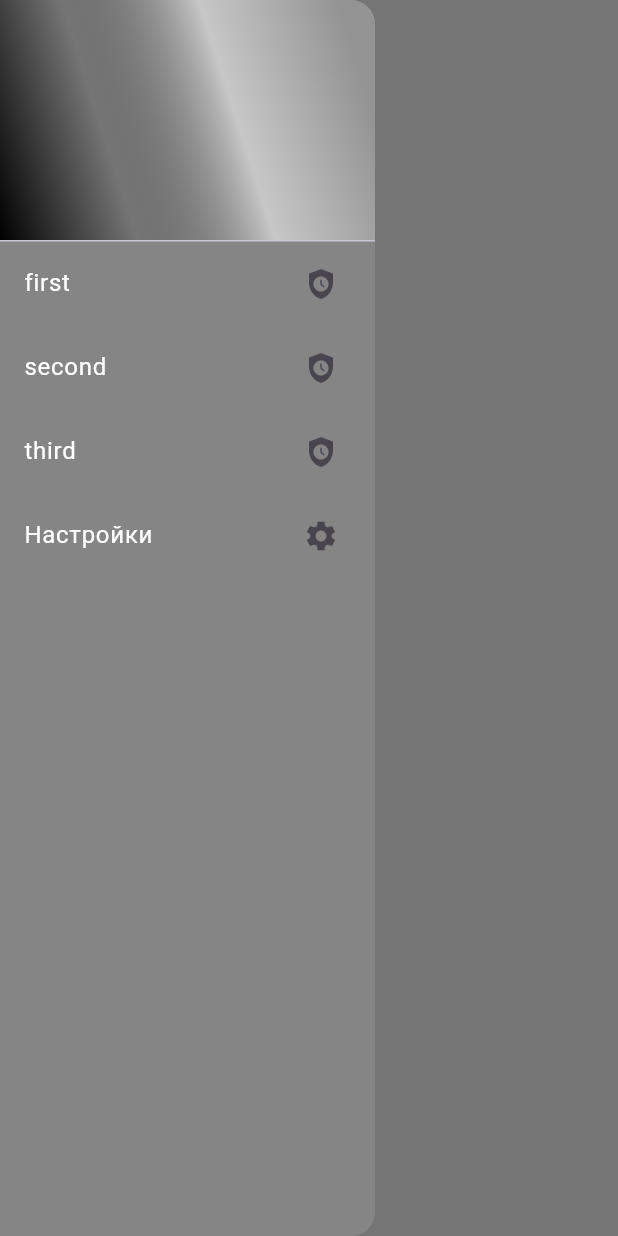
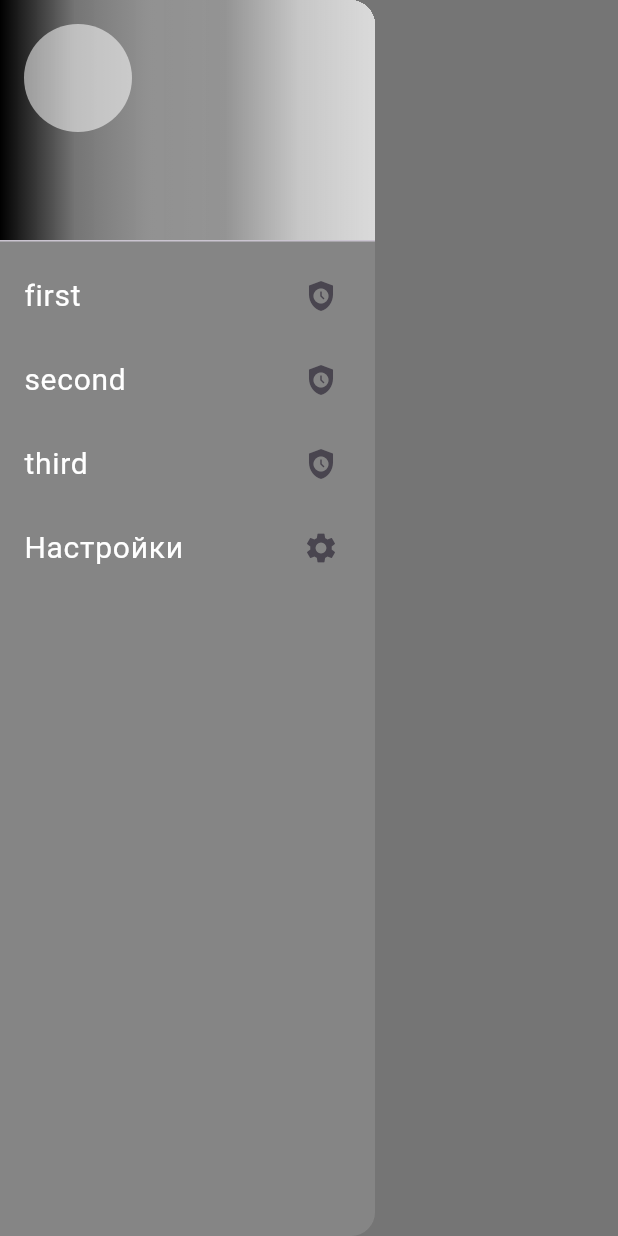
Before and after one commit to bekoe1/ZaniZaniChat, a Flutter app: the DialogsPage screen opened by its route, with the side drawer open, on a phone screen of 412 x 824 dp. Run offline on Flutter 3.47's test engine with Material 3 defaults, Android fonts, the phone set to English and light mode, and no system bars; our stand-ins replace bloc, dio, flutter_bloc, flutter_slidable, freezed_annotation, pretty_dio_logger and 1 more; accounts and stored records are empty; network calls fail.

```diff
--- a/lib/presentation/pages/dialogs_page/dialogs.page.dart
+++ b/lib/presentation/pages/dialogs_page/dialogs.page.dart
@@ -19,33 +19,19 @@ class DialogsPage extends StatefulWidget {
 }
 
 class _DialogsPageState extends State<DialogsPage> {
-  bool isDrawerPressed = false;
+  final GlobalKey<ScaffoldState> _scaffoldKey = GlobalKey();
+
+  bool _isDrawerOpen = false;
 
   @override
   Widget build(BuildContext context) {
-    void drawerClicked() {
-      setState(() {
-        isDrawerPressed = !isDrawerPressed;
-      });
-    }
-
     return BlocProvider(
       create: (_) => DialogsBloc()..add(FetchDialogsEvent(0)),
       child: BlocBuilder<DialogsBloc, DialogsState>(builder: (context, state) {
         return Scaffold(
+          key: _scaffoldKey,
           backgroundColor: Colors.white12,
           appBar: AppBar(
-            // leading: isDrawerPressed == true
-            //     ? Icon(Icons.menu)
-            //     : IconButton(
-            //         icon: const Icon(
-            //           Icons.menu,
-            //           color: Colors.white,
-            //         ),
-            //         onPressed: () {
-            //           Scaffold.of(context).openDrawer();
-            //           drawerClicked();
-            //         }),
             actions: [
               IconButton(
                 onPressed: () {
@@ -61,10 +47,29 @@ class _DialogsPageState extends State<DialogsPage> {
               ),
               const SizedBox(width: 20),
             ],
+            leading: IconButton(
+              icon: Icon(
+                Icons.menu,
+                color:
+                    _isDrawerOpen == true ? Colors.transparent : Colors.white,
+              ),
+              onPressed: () {
+                _scaffoldKey.currentState?.openDrawer();
+              },
+            ),
             backgroundColor: Colors.transparent,
             iconTheme: const IconThemeData(color: Colors.white),
           ),
-          drawer: DrawerWidget(name: state.dialogs?.dialogs[0].sender ?? ""),
+          drawer: DrawerWidget(
+              name: state.dialogs?.dialogs[0].sender ?? "",
+              callback: (isOpen) {
+                print("isOpen ${isOpen}");
+                WidgetsBinding.instance.addPostFrameCallback((_) {
+                  setState(() {
+                    _isDrawerOpen = isOpen;
+                  });
+                });
+              }),
           body: ListView.builder(
               itemCount: state.dialogs?.dialogs.length ?? 0,
               itemBuilder: (context, index) {
--- a/lib/presentation/pages/dialogs_page/widgets/drawer.dart
+++ b/lib/presentation/pages/dialogs_page/widgets/drawer.dart
@@ -2,13 +2,33 @@ import 'package:flutter/material.dart';
 
 import '../../settings_page/settings_page.dart';
 
-class DrawerWidget extends StatelessWidget {
+class DrawerWidget extends StatefulWidget {
   const DrawerWidget({
     super.key,
     required this.name,
+    required this.callback,
   });
 
   final String name;
+  final DrawerCallback callback;
+
+  @override
+  State<DrawerWidget> createState() => _DrawerWidgetState();
+}
+
+class _DrawerWidgetState extends State<DrawerWidget> {
+  @override
+  void initState() {
+    widget.callback(true);
+
+    super.initState();
+  }
+
+  @override
+  void dispose() {
+    widget.callback(false);
+    super.dispose();
+  }
 
   @override
   Widget build(BuildContext context) {
@@ -17,50 +37,68 @@ class DrawerWidget extends StatelessWidget {
       backgroundColor: Colors.white12,
       child: ListView(children: [
         UserAccountsDrawerHeader(
+          currentAccountPicture: const CircleAvatar(
+            backgroundColor: Colors.white54,
+            maxRadius: 50,
+          ),
           decoration: const BoxDecoration(
-            color: Colors.grey,
-            gradient: LinearGradient(colors: [
-              Colors.black,
-              Colors.black12,
-              Colors.white54,
-              Colors.white12
-            ], begin: Alignment.bottomLeft),
+            gradient: LinearGradient(
+              colors: [
+                Colors.black,
+                Colors.black12,
+                Colors.white10,
+                Colors.white12,
+                Colors.white54,
+                Colors.white70,
+              ],
+            ),
           ),
           accountName: Text(
-            name,
+            widget.name,
             style: const TextStyle(
-              fontSize: 22,
               fontWeight: FontWeight.w500,
+              fontSize: 20,
             ),
           ),
           accountEmail: const Text(""),
-          margin: const EdgeInsets.only(bottom: 0),
         ),
         const ListTile(
           title: Text(
             "first",
-            style: TextStyle(color: Colors.white),
+            style: TextStyle(
+              color: Colors.white,
+              fontSize: 20,
+            ),
           ),
           trailing: Icon(Icons.safety_check),
         ),
         const ListTile(
           title: Text(
             "second",
-            style: TextStyle(color: Colors.white),
+            style: TextStyle(
+              color: Colors.white,
+              fontSize: 20,
+            ),
           ),
           trailing: Icon(Icons.safety_check),
         ),
         const ListTile(
           title: Text(
             "third",
-            style: TextStyle(color: Colors.white),
+            style: TextStyle(
+              color: Colors.white,
+              fontSize: 20,
+            ),
           ),
           trailing: Icon(Icons.safety_check),
         ),
         ListTile(
           title: const Text(
             "Настройки",
-            style: TextStyle(color: Colors.white),
+            style: TextStyle(
+              color: Colors.white,
+              fontSize: 20,
+            ),
           ),
           trailing: const Icon(Icons.settings),
           onTap: () {
```
Also changed, not shown: lib/presentation/pages/dialogs_page/widgets/menu_route.dart (+30 -30 lines), lib/presentation/pages/search_page/search_page.dart (+6 -2 lines).
